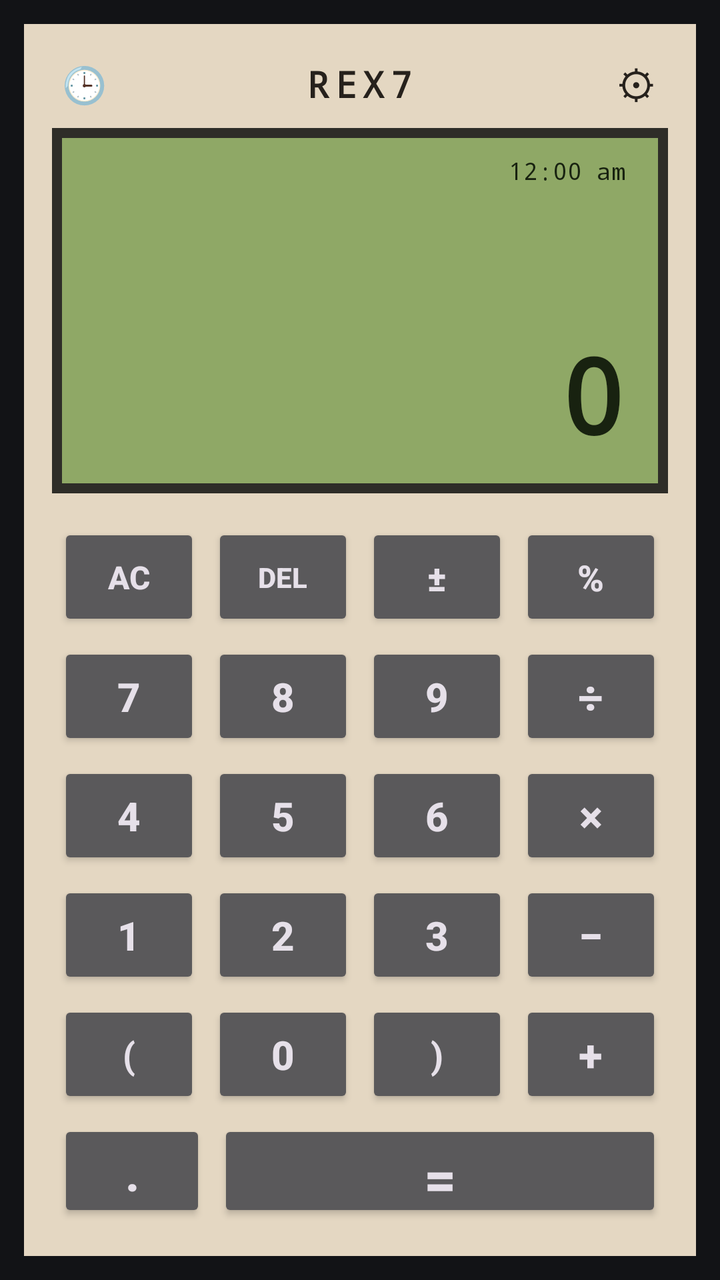
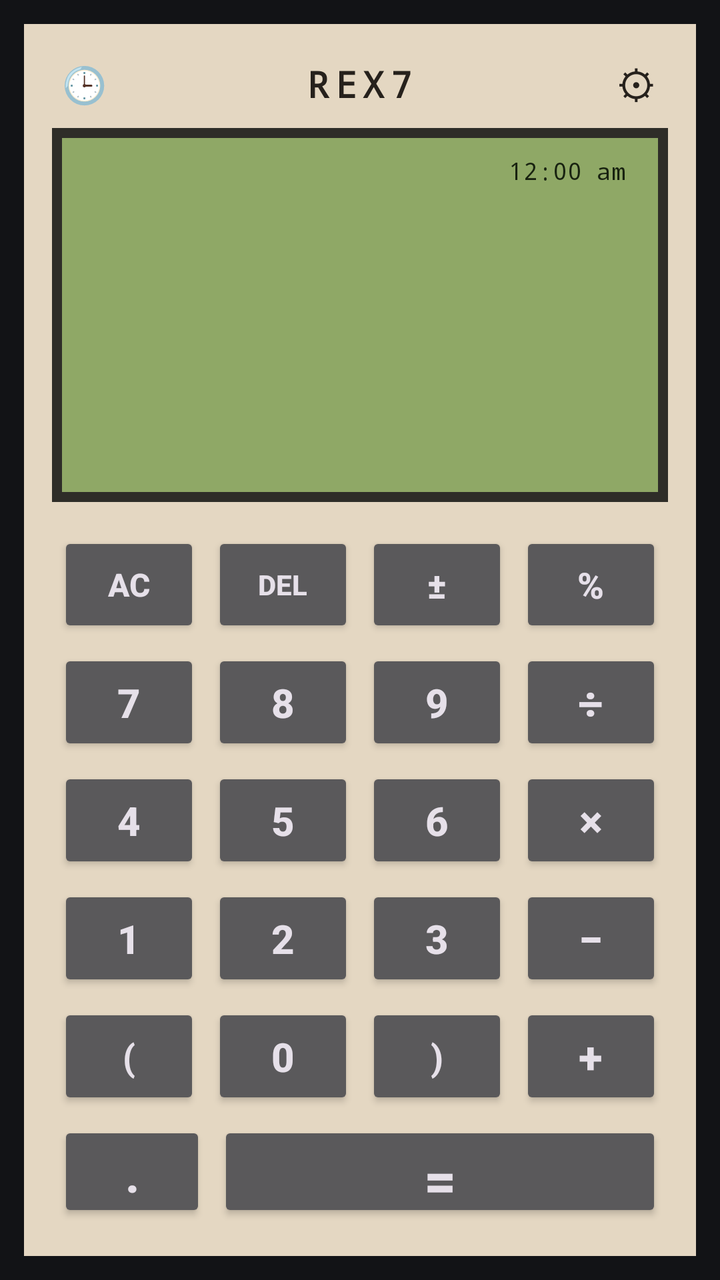

Screens rendered from an Android XML layout before and after an edit, with the pre-edit source and the edit as a unified diff.
<!-- AndroidManifest.xml: application theme Theme.REX7Calculator -->
<!-- res/layout/activity_main.xml -->
<?xml version="1.0" encoding="utf-8"?>
<LinearLayout xmlns:android="http://schemas.android.com/apk/res/android"
    android:id="@+id/rootContainer"
    android:layout_width="match_parent"
    android:layout_height="match_parent"
    android:background="#121316"
    android:orientation="vertical"
    android:padding="12dp">

    <LinearLayout
        android:id="@+id/chassisLayout"
        android:layout_width="match_parent"
        android:layout_height="match_parent"
        android:background="#E4D7C2"
        android:orientation="vertical"
        android:padding="14dp">

        
        <RelativeLayout
            android:layout_width="match_parent"
            android:layout_height="32dp">
            <TextView
                android:id="@+id/btnHistory"
                android:layout_width="32dp"
                android:layout_height="32dp"
                android:layout_alignParentStart="true"
                android:gravity="center"
                android:text="🕒"
                android:textSize="18sp" />
            <TextView
                android:id="@+id/tvBrand"
                android:layout_width="wrap_content"
                android:layout_height="wrap_content"
                android:layout_centerInParent="true"
                android:fontFamily="monospace"
                android:letterSpacing="0.18"
                android:text="REX7"
                android:textColor="#26211C"
                android:textSize="18sp"
                android:textStyle="bold" />
            <TextView
                android:id="@+id/btnSettings"
                android:layout_width="32dp"
                android:layout_height="32dp"
                android:layout_alignParentEnd="true"
                android:gravity="center"
                android:text="⚙"
                android:textColor="#26211C"
                android:textSize="20sp" />
        </RelativeLayout>

        
        <LinearLayout
            android:id="@+id/lcdBorderLayout"
            android:layout_width="match_parent"
            android:layout_height="0dp"
            android:layout_weight="0.85"
            android:layout_marginTop="6dp"
            android:layout_marginBottom="12dp"
            android:background="#2E2D28"
            android:padding="5dp">

            <LinearLayout
                android:id="@+id/lcdScreen"
                android:layout_width="match_parent"
                android:layout_height="match_parent"
                android:background="#8FA866"
                android:orientation="vertical"
                android:paddingStart="16dp"
                android:paddingTop="8dp"
                android:paddingEnd="16dp"
                android:paddingBottom="10dp">

                <RelativeLayout
                    android:layout_width="match_parent"
                    android:layout_height="wrap_content">
                    <TextView
                        android:id="@+id/tvLcdClock"
                        android:layout_width="wrap_content"
                        android:layout_height="wrap_content"
                        android:layout_alignParentEnd="true"
                        android:fontFamily="monospace"
                        android:text="12:00 am"
                        android:textColor="#182210"
                        android:textSize="12sp" />
                </RelativeLayout>

                
                <TextView
                    android:id="@+id/tvExpression"
                    android:layout_width="match_parent"
                    android:layout_height="0dp"
                    android:layout_weight="1"
                    android:fontFamily="monospace"
                    android:gravity="end|center_vertical"
                    android:textAlignment="viewEnd"
                    android:letterSpacing="0.03"
                    android:maxLines="2"
                    android:text=""
                    android:textColor="#182210"
                    android:textSize="44sp"
                    android:textStyle="bold" />

                
                <TextView
                    android:id="@+id/tvResult"
                    android:layout_width="match_parent"
                    android:layout_height="wrap_content"
                    android:fontFamily="monospace"
                    android:gravity="end|bottom"
                    android:textAlignment="viewEnd"
                    android:letterSpacing="0.04"
                    android:singleLine="true"
                    android:text="0"
                    android:textColor="#182210"
                    android:textSize="52sp"
                    android:textStyle="bold" />
            </LinearLayout>
        </LinearLayout>

        
        <LinearLayout
            android:layout_width="match_parent"
            android:layout_height="0dp"
            android:layout_weight="1.65"
            android:orientation="vertical">

            <LinearLayout android:layout_width="match_parent" android:layout_height="0dp" android:layout_weight="1" android:orientation="horizontal">
                <androidx.appcompat.widget.AppCompatButton android:id="@+id/btnAC" android:layout_width="0dp" android:layout_height="match_parent" android:layout_weight="1" android:layout_margin="3dp" android:text="AC" android:textSize="16sp" android:textStyle="bold" />
                <androidx.appcompat.widget.AppCompatButton android:id="@+id/btnDel" android:layout_width="0dp" android:layout_height="match_parent" android:layout_weight="1" android:layout_margin="3dp" android:text="DEL" android:textSize="14sp" android:textStyle="bold" />
                <androidx.appcompat.widget.AppCompatButton android:id="@+id/btnToggleSign" android:layout_width="0dp" android:layout_height="match_parent" android:layout_weight="1" android:layout_margin="3dp" android:text="±" android:textSize="18sp" android:textStyle="bold" />
                <androidx.appcompat.widget.AppCompatButton android:id="@+id/btnPercent" android:layout_width="0dp" android:layout_height="match_parent" android:layout_weight="1" android:layout_margin="3dp" android:text="%" android:textSize="18sp" android:textStyle="bold" />
            </LinearLayout>

            <LinearLayout android:layout_width="match_parent" android:layout_height="0dp" android:layout_weight="1" android:orientation="horizontal">
                <androidx.appcompat.widget.AppCompatButton android:id="@+id/btn7" android:layout_width="0dp" android:layout_height="match_parent" android:layout_weight="1" android:layout_margin="3dp" android:text="7" android:textSize="20sp" android:textStyle="bold" />
                <androidx.appcompat.widget.AppCompatButton android:id="@+id/btn8" android:layout_width="0dp" android:layout_height="match_parent" android:layout_weight="1" android:layout_margin="3dp" android:text="8" android:textSize="20sp" android:textStyle="bold" />
                <androidx.appcompat.widget.AppCompatButton android:id="@+id/btn9" android:layout_width="0dp" android:layout_height="match_parent" android:layout_weight="1" android:layout_margin="3dp" android:text="9" android:textSize="20sp" android:textStyle="bold" />
                <androidx.appcompat.widget.AppCompatButton android:id="@+id/btnDivide" android:layout_width="0dp" android:layout_height="match_parent" android:layout_weight="1" android:layout_margin="3dp" android:text="÷" android:textSize="22sp" android:textStyle="bold" />
            </LinearLayout>

            <LinearLayout android:layout_width="match_parent" android:layout_height="0dp" android:layout_weight="1" android:orientation="horizontal">
                <androidx.appcompat.widget.AppCompatButton android:id="@+id/btn4" android:layout_width="0dp" android:layout_height="match_parent" android:layout_weight="1" android:layout_margin="3dp" android:text="4" android:textSize="20sp" android:textStyle="bold" />
                <androidx.appcompat.widget.AppCompatButton android:id="@+id/btn5" android:layout_width="0dp" android:layout_height="match_parent" android:layout_weight="1" android:layout_margin="3dp" android:text="5" android:textSize="20sp" android:textStyle="bold" />
                <androidx.appcompat.widget.AppCompatButton android:id="@+id/btn6" android:layout_width="0dp" android:layout_height="match_parent" android:layout_weight="1" android:layout_margin="3dp" android:text="6" android:textSize="20sp" android:textStyle="bold" />
                <androidx.appcompat.widget.AppCompatButton android:id="@+id/btnMultiply" android:layout_width="0dp" android:layout_height="match_parent" android:layout_weight="1" android:layout_margin="3dp" android:text="×" android:textSize="22sp" android:textStyle="bold" />
            </LinearLayout>

            <LinearLayout android:layout_width="match_parent" android:layout_height="0dp" android:layout_weight="1" android:orientation="horizontal">
                <androidx.appcompat.widget.AppCompatButton android:id="@+id/btn1" android:layout_width="0dp" android:layout_height="match_parent" android:layout_weight="1" android:layout_margin="3dp" android:text="1" android:textSize="20sp" android:textStyle="bold" />
                <androidx.appcompat.widget.AppCompatButton android:id="@+id/btn2" android:layout_width="0dp" android:layout_height="match_parent" android:layout_weight="1" android:layout_margin="3dp" android:text="2" android:textSize="20sp" android:textStyle="bold" />
                <androidx.appcompat.widget.AppCompatButton android:id="@+id/btn3" android:layout_width="0dp" android:layout_height="match_parent" android:layout_weight="1" android:layout_margin="3dp" android:text="3" android:textSize="20sp" android:textStyle="bold" />
                <androidx.appcompat.widget.AppCompatButton android:id="@+id/btnMinus" android:layout_width="0dp" android:layout_height="match_parent" android:layout_weight="1" android:layout_margin="3dp" android:text="−" android:textSize="22sp" android:textStyle="bold" />
            </LinearLayout>

            <LinearLayout android:layout_width="match_parent" android:layout_height="0dp" android:layout_weight="1" android:orientation="horizontal">
                <androidx.appcompat.widget.AppCompatButton android:id="@+id/btnParenOpen" android:layout_width="0dp" android:layout_height="match_parent" android:layout_weight="1" android:layout_margin="3dp" android:text="(" android:textSize="18sp" android:textStyle="bold" />
                <androidx.appcompat.widget.AppCompatButton android:id="@+id/btn0" android:layout_width="0dp" android:layout_height="match_parent" android:layout_weight="1" android:layout_margin="3dp" android:text="0" android:textSize="20sp" android:textStyle="bold" />
                <androidx.appcompat.widget.AppCompatButton android:id="@+id/btnParenClose" android:layout_width="0dp" android:layout_height="match_parent" android:layout_weight="1" android:layout_margin="3dp" android:text=")" android:textSize="18sp" android:textStyle="bold" />
                <androidx.appcompat.widget.AppCompatButton android:id="@+id/btnPlus" android:layout_width="0dp" android:layout_height="match_parent" android:layout_weight="1" android:layout_margin="3dp" android:text="+" android:textSize="22sp" android:textStyle="bold" />
            </LinearLayout>

            <LinearLayout android:layout_width="match_parent" android:layout_height="0dp" android:layout_weight="0.95" android:orientation="horizontal">
                <androidx.appcompat.widget.AppCompatButton android:id="@+id/btnDot" android:layout_width="0dp" android:layout_height="match_parent" android:layout_weight="1" android:layout_margin="3dp" android:text="." android:textSize="24sp" android:textStyle="bold" />
                <androidx.appcompat.widget.AppCompatButton android:id="@+id/btnEqual" android:layout_width="0dp" android:layout_height="match_parent" android:layout_weight="3" android:layout_margin="3dp" android:text="=" android:textSize="28sp" android:textStyle="bold" />
            </LinearLayout>
        </LinearLayout>
    </LinearLayout>
</LinearLayout>
<!-- resources referenced by this layout -->
<resources>
  <style name="Theme.REX7Calculator" parent="Theme.Material3.Dark.NoActionBar">
          <item name="android:statusBarColor">#121214</item>
          <item name="android:navigationBarColor">#121214</item>
          <item name="android:windowLightStatusBar">false</item>
      </style>
</resources>

<!-- the commit's change to res/layout/activity_main.xml (unified diff, before → after) -->
@@ -54,7 +54,7 @@
             android:id="@+id/lcdBorderLayout"
             android:layout_width="match_parent"
             android:layout_height="0dp"
-            android:layout_weight="0.85"
+            android:layout_weight="0.88"
             android:layout_marginTop="6dp"
             android:layout_marginBottom="12dp"
             android:background="#2E2D28"
@@ -86,20 +86,35 @@
                 </RelativeLayout>
 
                 
-                <TextView
-                    android:id="@+id/tvExpression"
+                <LinearLayout
                     android:layout_width="match_parent"
                     android:layout_height="0dp"
                     android:layout_weight="1"
-                    android:fontFamily="monospace"
                     android:gravity="end|center_vertical"
-                    android:textAlignment="viewEnd"
-                    android:letterSpacing="0.03"
-                    android:maxLines="2"
-                    android:text=""
-                    android:textColor="#182210"
-                    android:textSize="44sp"
-                    android:textStyle="bold" />
+                    android:orientation="horizontal">
+
+                    <TextView
+                        android:id="@+id/tvExpression"
+                        android:layout_width="wrap_content"
+                        android:layout_height="wrap_content"
+                        android:fontFamily="monospace"
+                        android:gravity="end|center_vertical"
+                        android:letterSpacing="0.03"
+                        android:singleLine="true"
+                        android:text=""
+                        android:textColor="#182210"
+                        android:textSize="48sp"
+                        android:textStyle="bold" />
+
+                    
+                    <View
+                        android:id="@+id/cursorBar"
+                        android:layout_width="3dp"
+                        android:layout_height="40dp"
+                        android:layout_marginStart="2dp"
+                        android:background="#182210"
+                        android:visibility="gone" />
+                </LinearLayout>
 
                 
                 <TextView
@@ -111,10 +126,10 @@
                     android:textAlignment="viewEnd"
                     android:letterSpacing="0.04"
                     android:singleLine="true"
-                    android:text="0"
+                    android:text=""
                     android:textColor="#182210"
-                    android:textSize="52sp"
-                    android:textStyle="bold" />
+                    android:textSize="26sp"
+                    android:alpha="0.65" />
             </LinearLayout>
         </LinearLayout>
 
